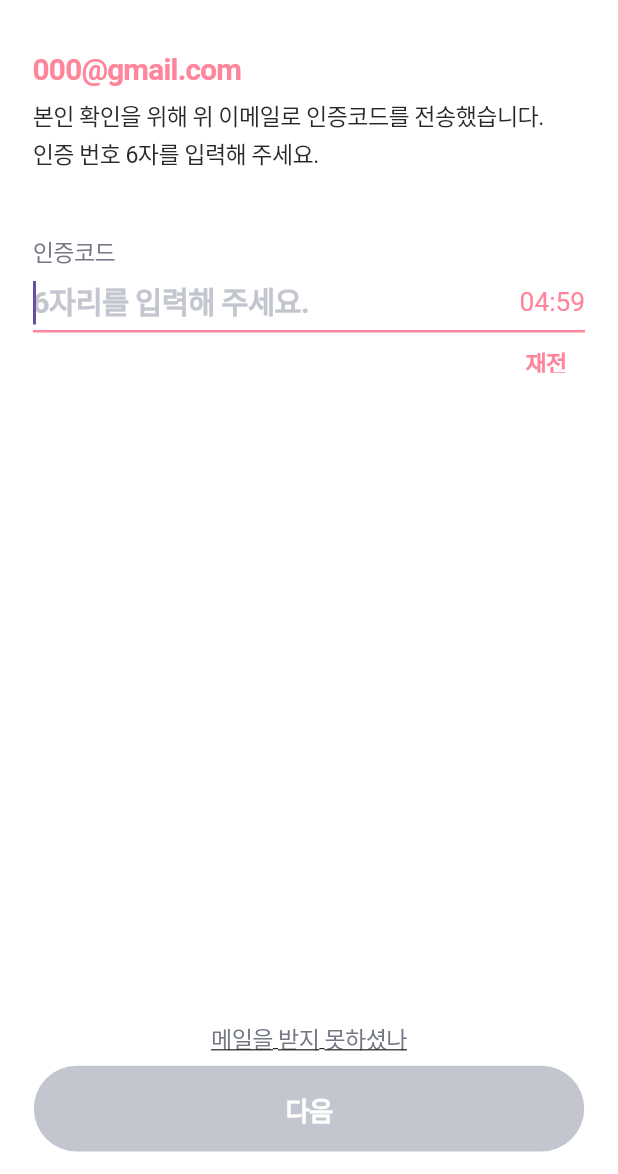
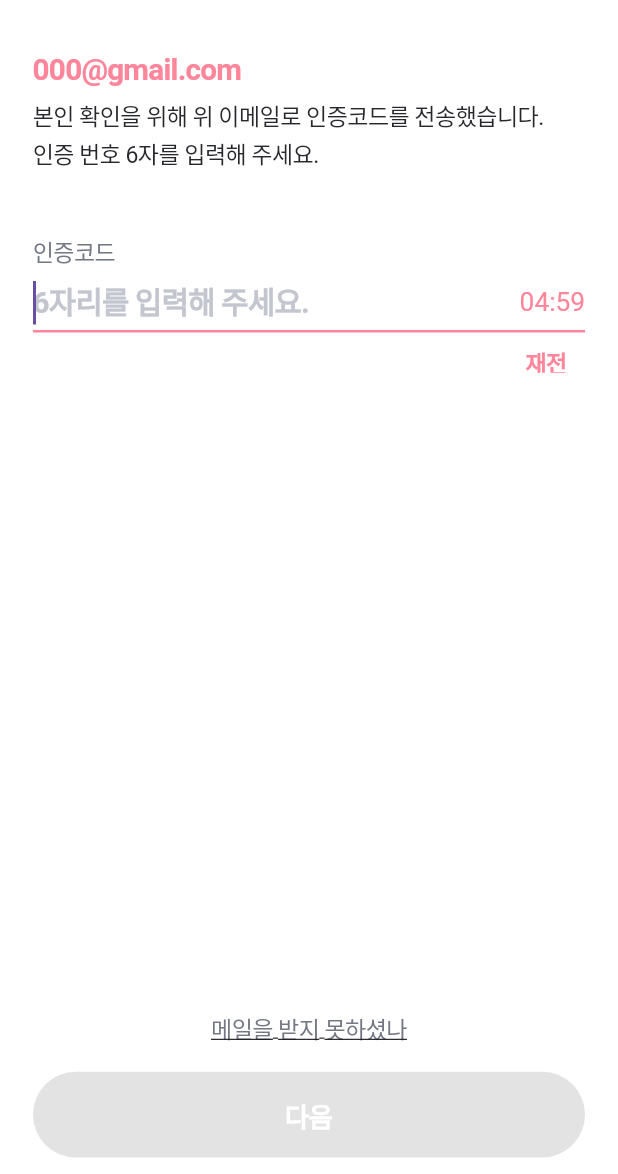
Before and after one commit to love-keeper/love_keeper_FE, a Flutter app: the EmailEditPage screen opened by its route, on a phone screen of 412 x 824 dp, the part 62-1236 px from its top. Run offline on Flutter 3.47's test engine with Material 3 defaults, Android fonts, the light colour scheme and no system bars; our stand-ins replace dio, flutter_riverpod, freezed_annotation, go_router, image_picker, retrofit and 3 more; accounts and stored records are empty; generated files the repository leaves out were written again; network calls fail; Roboto replaces fonts that are missing (Pretendard); project files that could hold a hidden picture were left out.

Commit message:
✨ SavebuttonWidget 수정

```diff
--- a/lib/core/config/routes/app_router.dart
+++ b/lib/core/config/routes/app_router.dart
@@ -12,7 +12,7 @@ import '../../../features/auth/presentation/pages/password_edit_page.dart';
 import '../../../features/auth/presentation/pages/signup_page.dart';
 import '../../../features/auth/presentation/pages/email_password_input_page.dart';
 import '../../../features/auth/presentation/pages/profile_registration_page.dart';
-import '../../../features/auth/presentation/pages/code_connect_page.dart';
+import '../../../features/couples/presentation/pages/code_connect_page.dart';
 // main 관련 페이지
 import 'package:love_keeper_fe/features/main/presentation/pages/main_page.dart';
 import 'package:love_keeper_fe/features/main/presentation/pages/notification_page.dart';
@@ -34,7 +34,7 @@ import '../../../features/members/presentation/pages/nickname_edit_page.dart';
 import '../../../features/couples/presentation/pages/relationship_start_edit_page.dart';
 import '../../../features/members/presentation/pages/email_edit_page.dart';
 import '../../../features/members/presentation/pages/new_email_input_page.dart';
-import '../../../features/members/presentation/pages/new_email_certification.dart';
+import '../../../features/auth/presentation/pages/new_email_certification.dart';
 import '../../../features/members/presentation/pages/my_password_edit_page.dart';
 
 import 'route_names.dart';
--- a/lib/core/network/client/api_client.dart
+++ b/lib/core/network/client/api_client.dart
@@ -2,6 +2,7 @@ import 'dart:io';
 
 import 'package:dio/dio.dart';
 import 'package:love_keeper_fe/features/auth/data/models/request/email_duplication_request.dart';
+import 'package:love_keeper_fe/features/auth/data/models/response/send_code_response.dart';
 import 'package:love_keeper_fe/features/calendar/data/models/response/calendar_response.dart';
 import 'package:love_keeper_fe/features/couples/data/models/request/update_start_date_request.dart';
 import 'package:love_keeper_fe/features/drafts/data/models/request/create_draft_request.dart';
@@ -56,7 +57,8 @@ abstract class ApiClient {
   Future<ApiResponse<AuthResponse>> login(@Body() LoginRequest request);
 
   @POST('/api/auth/send-code')
-  Future<ApiResponse<String>> sendCode(@Body() SendCodeRequest request);
+  Future<ApiResponse<SendCodeResponse>> sendCode(
+      @Body() SendCodeRequest request);
 
   @POST('/api/auth/verify-code')
   Future<ApiResponse<String>> verifyCode(@Body() VerifyCodeRequest request);
--- a/lib/features/auth/data/repositories/auth_repository_impl.dart
+++ b/lib/features/auth/data/repositories/auth_repository_impl.dart
@@ -74,7 +74,7 @@ class AuthRepositoryImpl implements AuthRepository {
     final request = SendCodeRequest(email: email);
     final response = await apiClient.sendCode(request);
     _handleResponse(response);
-    return response.result!;
+    return response.result!.code; // "775050" 같은 인증 코드 반환
   }
 
   @override
--- a/lib/features/members/presentation/widgets/email_edit_field_widget.dart
+++ b/lib/features/members/presentation/widgets/email_edit_field_widget.dart
@@ -12,15 +12,15 @@ class EmailEditFieldWidget extends StatefulWidget {
   final VoidCallback? onResend; // 재전송 버튼 콜백
 
   const EmailEditFieldWidget({
-    Key? key,
+    super.key,
     required this.label,
     required this.hintText,
     required this.controller,
     required this.scaleFactor,
     this.autofocus = false,
-    this.guideMessage = "",
+    this.guideMessage = '',
     this.onResend,
-  }) : super(key: key);
+  });
 
   @override
   _EmailEditFieldWidgetState createState() => _EmailEditFieldWidgetState();
@@ -43,7 +43,7 @@ class _EmailEditFieldWidgetState extends State<EmailEditFieldWidget> {
 
   void startTimer() {
     _remainingSeconds = 300;
-    _timer = Timer.periodic(Duration(seconds: 1), (timer) {
+    _timer = Timer.periodic(const Duration(seconds: 1), (timer) {
       if (!mounted) return; // 위젯이 트리에서 제거되었으면 아무 작업도 하지 않음
       if (_remainingSeconds > 0) {
         setState(() {
@@ -64,7 +64,7 @@ class _EmailEditFieldWidgetState extends State<EmailEditFieldWidget> {
   String get timerText {
     final minutes = (_remainingSeconds ~/ 60).toString().padLeft(2, '0');
     final seconds = (_remainingSeconds % 60).toString().padLeft(2, '0');
-    return "$minutes:$seconds";
+    return '$minutes:$seconds';
   }
 
   @override
@@ -209,7 +209,7 @@ class _EmailEditFieldWidgetState extends State<EmailEditFieldWidget> {
                     }
                   },
                   child: Text(
-                    "재전송",
+                    '재전송',
                     style: TextStyle(
                       fontSize: 14 * widget.scaleFactor,
                       fontWeight: FontWeight.w600,
--- a/lib/features/members/presentation/widgets/save_button_widget.dart
+++ b/lib/features/members/presentation/widgets/save_button_widget.dart
@@ -1,45 +1,38 @@
+// lib/features/members/presentation/widgets/save_button_widget.dart
 import 'package:flutter/material.dart';
 
-/// 하단에 고정되어 저장(변경) 버튼 역할을 하는 위젯
 class SaveButtonWidget extends StatelessWidget {
   final double scaleFactor;
   final bool enabled;
   final String buttonText;
-  final VoidCallback onPressed;
+  final Future<void> Function()?
+      onPressed; // VoidCallback -> Future<void> Function()
 
   const SaveButtonWidget({
-    Key? key,
+    super.key,
     required this.scaleFactor,
     required this.enabled,
     required this.buttonText,
-    required this.onPressed,
-  }) : super(key: key);
+    this.onPressed,
+  });
 
   @override
   Widget build(BuildContext context) {
-    // 키보드가 올라와도 버튼은 항상 보이도록 bottomNavigationBar에 배치합니다.
     return Padding(
-      padding: EdgeInsets.only(
-        top: 0 * scaleFactor,
-        left: 20 * scaleFactor,
-        right: 20 * scaleFactor,
-        bottom: MediaQuery.of(context).viewInsets.bottom + 15,
-      ),
-      child: SizedBox(
-        width: 334 * scaleFactor,
-        height: 52 * scaleFactor,
-        child: GestureDetector(
-          onTap: enabled ? onPressed : null,
-          child: Container(
-            decoration: BoxDecoration(
-              color:
+      padding: EdgeInsets.symmetric(
+          horizontal: 20 * scaleFactor, vertical: 10 * scaleFactor),
+      child: ElevatedButton(
+        style: ElevatedButton.styleFrom(
+          minimumSize: Size(double.infinity, 52 * scaleFactor),
+          backgroundColor:
               enabled ? const Color(0xFFFF859B) : const Color(0xFFC3C6CF),
+          shape: RoundedRectangleBorder(
             borderRadius: BorderRadius.circular(55 * scaleFactor),
           ),
-            child: Center(
+        ),
+        onPressed: enabled ? onPressed : null,
         child: Text(
           buttonText,
-                textAlign: TextAlign.center,
           style: TextStyle(
             fontSize: 16 * scaleFactor,
             fontWeight: FontWeight.w600,
@@ -49,9 +42,6 @@ class SaveButtonWidget extends StatelessWidget {
           ),
         ),
       ),
-          ),
-        ),
-      ),
     );
   }
 }
```
Also changed, not shown: lib/features/auth/data/models/response/send_code_response.dart (added, +14 -0 lines), lib/features/auth/presentation/pages/email_password_input_page.dart (+37 -36 lines), lib/features/auth/presentation/pages/new_email_certification.dart (renamed from lib/features/members/presentation/pages/new_email_certification.dart, +32 -8 lines), lib/features/auth/presentation/pages/signup_page.dart (+71 -40 lines), lib/core/config/di/dio_module.g.dart, lib/core/config/routes/app_router.g.dart, lib/core/network/client/api_client.g.dart, lib/features/auth/data/models/response/send_code_response.freezed.dart (added), lib/features/auth/data/models/response/send_code_response.g.dart (added), lib/features/couples/presentation/pages/code_connect_page.dart (renamed from lib/features/auth/presentation/pages/code_connect_page.dart). Lines whose indentation alone changed are shown as unchanged.
